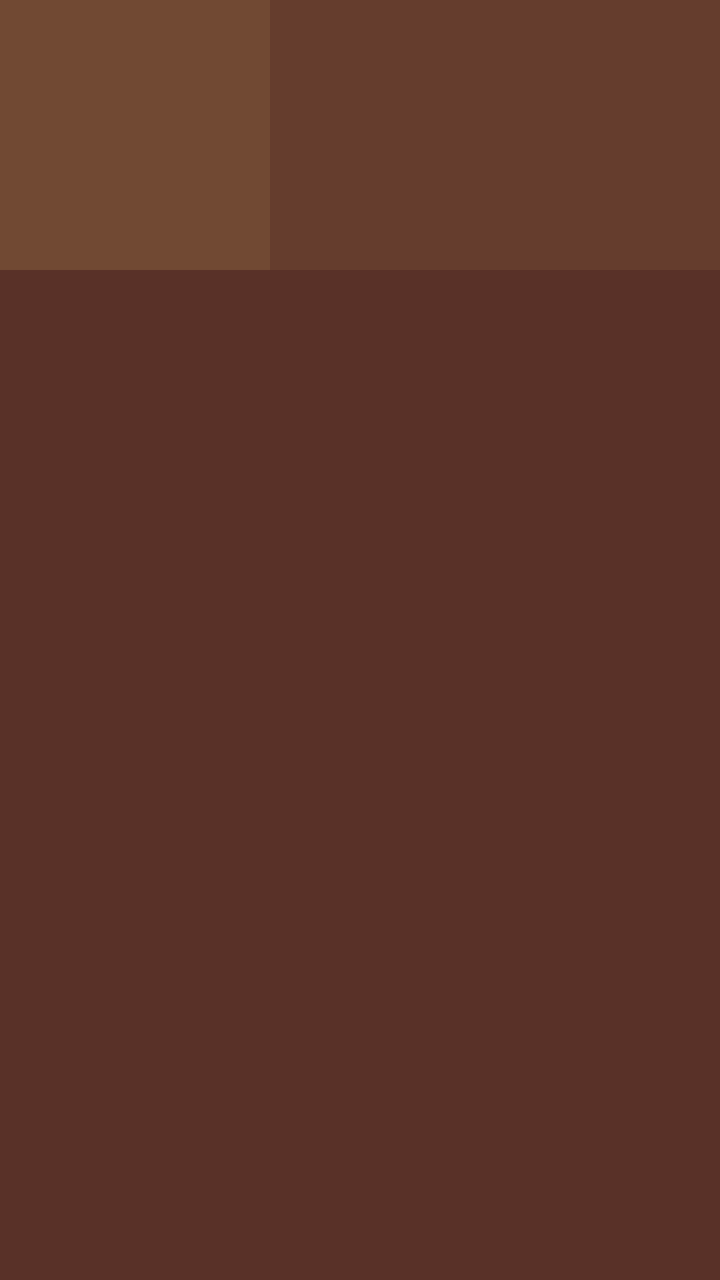
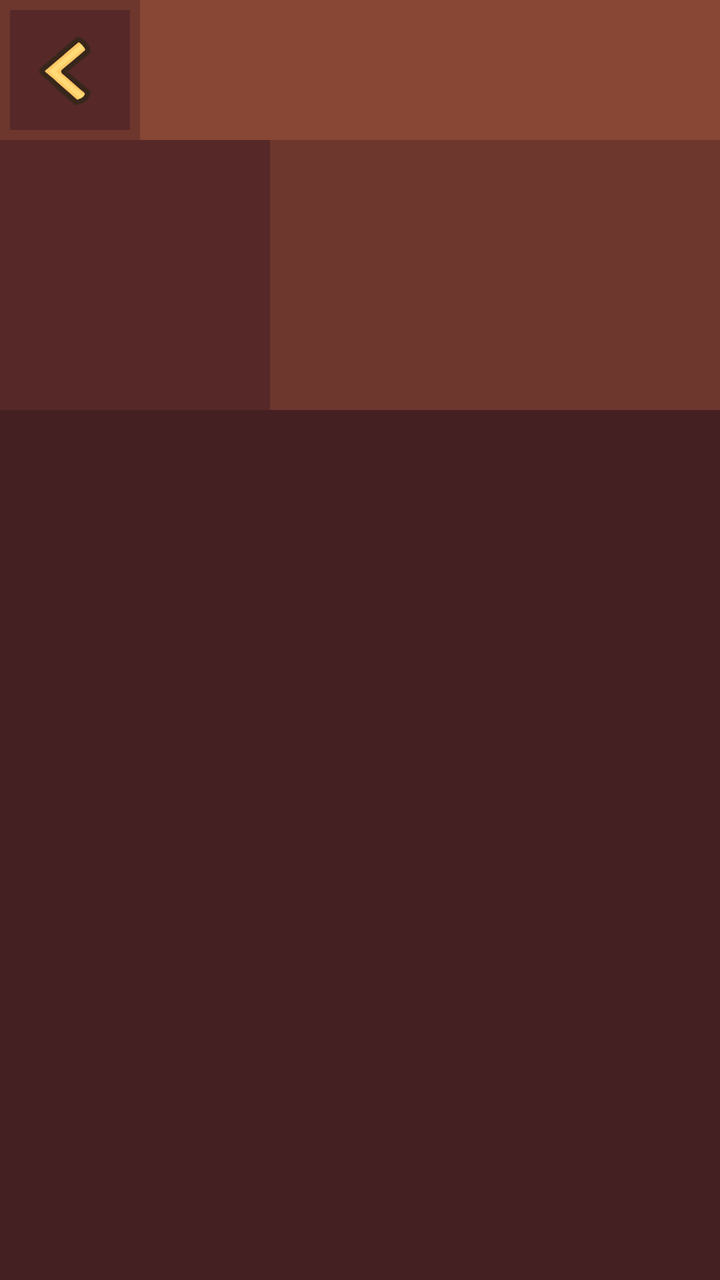

Compare the two renders of this Android layout. The source of the first and the diff that turns it into the second are given below.
<!-- AndroidManifest.xml: application theme Theme.LifeGeon -->
<!-- res/layout/activity_seleccionar_pj.xml -->
<?xml version="1.0" encoding="utf-8"?>
<androidx.constraintlayout.widget.ConstraintLayout xmlns:android="http://schemas.android.com/apk/res/android"
    xmlns:app="http://schemas.android.com/apk/res-auto"
    xmlns:tools="http://schemas.android.com/tools"
    android:layout_width="match_parent"
    android:layout_height="match_parent"
    android:background="#593128"
    tools:context=".SeleccionarPj">

    <androidx.constraintlayout.widget.ConstraintLayout
        android:layout_width="0dp"
        android:layout_height="135dp"
        android:background="#653D2D"
        app:layout_constraintEnd_toEndOf="parent"
        app:layout_constraintStart_toStartOf="parent"
        app:layout_constraintTop_toTopOf="parent">

        <androidx.constraintlayout.widget.ConstraintLayout
            android:id="@+id/fotoPj"
            android:layout_width="135dp"
            android:layout_height="135dp"
            android:background="#714933"
            app:layout_constraintBottom_toBottomOf="parent"
            app:layout_constraintStart_toStartOf="parent"
            app:layout_constraintTop_toTopOf="parent"
            app:layout_constraintVertical_bias="0.0">

        </androidx.constraintlayout.widget.ConstraintLayout>
    </androidx.constraintlayout.widget.ConstraintLayout>

</androidx.constraintlayout.widget.ConstraintLayout>
<!-- resources referenced by this layout -->
<resources>
  <style name="Theme.LifeGeon" parent="Base.Theme.LifeGeon" />
  <style name="Base.Theme.LifeGeon" parent="Theme.Material3.DayNight.NoActionBar">
          
          
      </style>
</resources>

<!-- the commit's change to res/layout/activity_seleccionar_pj.xml (unified diff, before → after) -->
@@ -4,22 +4,23 @@
     xmlns:tools="http://schemas.android.com/tools"
     android:layout_width="match_parent"
     android:layout_height="match_parent"
-    android:background="#593128"
-    tools:context=".SeleccionarPj">
+    android:background="@color/brown1"
+    tools:context=".Seleccion">
 
     <androidx.constraintlayout.widget.ConstraintLayout
+        android:id="@+id/constraintLayout10"
         android:layout_width="0dp"
         android:layout_height="135dp"
-        android:background="#653D2D"
+        android:background="@color/brown3"
         app:layout_constraintEnd_toEndOf="parent"
         app:layout_constraintStart_toStartOf="parent"
-        app:layout_constraintTop_toTopOf="parent">
+        app:layout_constraintTop_toBottomOf="@+id/constraintLayout11">
 
         <androidx.constraintlayout.widget.ConstraintLayout
             android:id="@+id/fotoPj"
             android:layout_width="135dp"
             android:layout_height="135dp"
-            android:background="#714933"
+            android:background="@color/brown2"
             app:layout_constraintBottom_toBottomOf="parent"
             app:layout_constraintStart_toStartOf="parent"
             app:layout_constraintTop_toTopOf="parent"
@@ -28,4 +29,46 @@
         </androidx.constraintlayout.widget.ConstraintLayout>
     </androidx.constraintlayout.widget.ConstraintLayout>
 
+    <androidx.constraintlayout.widget.ConstraintLayout
+        android:id="@+id/constraintLayout11"
+        android:layout_width="0dp"
+        android:layout_height="70dp"
+        android:background="@color/brown4"
+        app:layout_constraintEnd_toEndOf="parent"
+        app:layout_constraintStart_toStartOf="parent"
+        app:layout_constraintTop_toTopOf="parent">
+
+        <androidx.constraintlayout.widget.ConstraintLayout
+            android:layout_width="70dp"
+            android:layout_height="0dp"
+            android:background="@color/brown3"
+            android:contentDescription="@string/volver"
+            android:onClick="back"
+            app:layout_constraintBottom_toBottomOf="parent"
+            app:layout_constraintStart_toStartOf="parent"
+            app:layout_constraintTop_toTopOf="parent">
+
+            <androidx.constraintlayout.widget.ConstraintLayout
+                android:layout_width="0dp"
+                android:layout_height="0dp"
+                android:layout_margin="5dp"
+                android:background="@color/brown2"
+                app:layout_constraintBottom_toBottomOf="parent"
+                app:layout_constraintEnd_toEndOf="parent"
+                app:layout_constraintStart_toStartOf="parent"
+                app:layout_constraintTop_toTopOf="parent">
+
+                <ImageView
+                    android:id="@+id/imageView5"
+                    android:layout_width="wrap_content"
+                    android:layout_height="wrap_content"
+                    app:layout_constraintBottom_toBottomOf="parent"
+                    app:layout_constraintEnd_toEndOf="parent"
+                    app:layout_constraintStart_toStartOf="parent"
+                    app:layout_constraintTop_toTopOf="parent"
+                    app:srcCompat="@drawable/back" />
+            </androidx.constraintlayout.widget.ConstraintLayout>
+        </androidx.constraintlayout.widget.ConstraintLayout>
+    </androidx.constraintlayout.widget.ConstraintLayout>
+
 </androidx.constraintlayout.widget.ConstraintLayout>
<!-- resource entries referenced after the edit -->
@@ -1,5 +1,11 @@
 <!-- resources referenced by this layout -->
 <resources>
+  <color name="brown1">#452023</color>
+  <color name="brown2">#562828</color>
+  <color name="brown3">#6E372E</color>
+  <color name="brown4">#874734</color>
+  <!-- drawable back: png bitmap (drawable, 11775 bytes) -->
+  <string name="volver">Volver atras</string>
   <style name="Theme.LifeGeon" parent="Base.Theme.LifeGeon" />
   <style name="Base.Theme.LifeGeon" parent="Theme.Material3.DayNight.NoActionBar">
           
